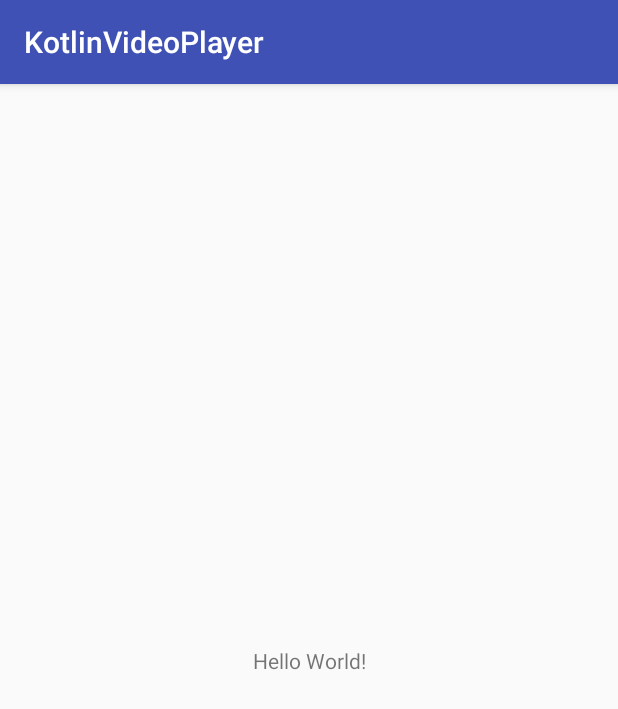
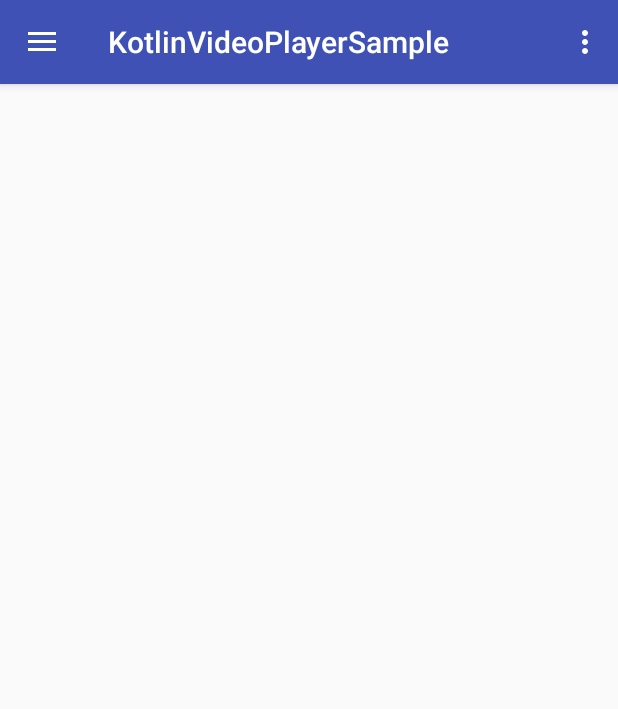
Before and after one commit to superbderrick/FileHandlings, an Android app: the screen it shows after launch (MainActivity before the commit, NavigationActivity after it), on a phone screen of 412 x 824 dp. Shown: the top 709 px of the screen. Run offline under Robolectric (Android 15) with nearby library versions, the phone set to English and light mode, and no system bars.

Commit message:
feat: Add Navigation Drawer

```diff
--- a/app/build.gradle
+++ b/app/build.gradle
@@ -24,9 +24,10 @@
 
 dependencies {
     implementation fileTree(dir: 'libs', include: ['*.jar'])
-    implementation"org.jetbrains.kotlin:kotlin-stdlib-jre7:$kotlin_version"
+    implementation "org.jetbrains.kotlin:kotlin-stdlib-jre7:$kotlin_version"
     implementation 'com.android.support:appcompat-v7:26.1.0'
     implementation 'com.android.support.constraint:constraint-layout:1.1.0'
+    implementation 'com.android.support:design:26.1.0'
     testImplementation 'junit:junit:4.12'
     androidTestImplementation 'com.android.support.test:runner:1.0.2'
     androidTestImplementation 'com.android.support.test.espresso:espresso-core:3.0.2'
--- /dev/null
+++ b/app/src/main/java/io/github/superbderrick/kotlinvideoplayer/NavigationActivity.kt
@@ -0,0 +1,66 @@
+package io.github.superbderrick.kotlinvideoplayer
+
+import android.os.Bundle
+import android.support.design.widget.NavigationView
+import android.support.v4.view.GravityCompat
+import android.support.v7.app.ActionBarDrawerToggle
+import android.support.v7.app.AppCompatActivity
+import android.view.Menu
+import android.view.MenuItem
+import kotlinx.android.synthetic.main.activity_navigation.*
+import kotlinx.android.synthetic.main.app_bar_navigation.*
+
+class NavigationActivity : AppCompatActivity(), NavigationView.OnNavigationItemSelectedListener {
+
+    override fun onCreate(savedInstanceState: Bundle?) {
+        super.onCreate(savedInstanceState)
+        setContentView(R.layout.activity_navigation)
+        setSupportActionBar(toolbar)
+
+        val toggle = ActionBarDrawerToggle(
+                this, drawer_layout, toolbar, R.string.navigation_drawer_open, R.string.navigation_drawer_close)
+        drawer_layout.addDrawerListener(toggle)
+        toggle.syncState()
+
+        nav_view.setNavigationItemSelectedListener(this)
+    }
+
+    override fun onBackPressed() {
+        if (drawer_layout.isDrawerOpen(GravityCompat.START)) {
+            drawer_layout.closeDrawer(GravityCompat.START)
+        } else {
+            super.onBackPressed()
+        }
+    }
+
+    override fun onCreateOptionsMenu(menu: Menu): Boolean {
+        // Inflate the menu; this adds items to the action bar if it is present.
+        menuInflater.inflate(R.menu.navigation, menu)
+        return true
+    }
+
+    override fun onOptionsItemSelected(item: MenuItem): Boolean {
+        // Handle action bar item clicks here. The action bar will
+        // automatically handle clicks on the Home/Up button, so long
+        // as you specify a parent activity in AndroidManifest.xml.
+        when (item.itemId) {
+            R.id.action_settings -> return true
+            else -> return super.onOptionsItemSelected(item)
+        }
+    }
+
+    override fun onNavigationItemSelected(item: MenuItem): Boolean {
+        // Handle navigation view item clicks here.
+        when (item.itemId) {
+            R.id.defaultMediaPlayer -> {
+                // Handle the camera action
+            }
+            R.id.exoPlayer -> {
+
+            }
+        }
+
+        drawer_layout.closeDrawer(GravityCompat.START)
+        return true
+    }
+}
--- /dev/null
+++ b/app/src/main/res/drawable/ic_local_movies_black_24dp.xml
@@ -0,0 +1,9 @@
+<vector xmlns:android="http://schemas.android.com/apk/res/android"
+        android:width="24dp"
+        android:height="24dp"
+        android:viewportWidth="24.0"
+        android:viewportHeight="24.0">
+    <path
+        android:fillColor="#FF000000"
+        android:pathData="M18,3v2h-2L16,3L8,3v2L6,5L6,3L4,3v18h2v-2h2v2h8v-2h2v2h2L20,3h-2zM8,17L6,17v-2h2v2zM8,13L6,13v-2h2v2zM8,9L6,9L6,7h2v2zM18,17h-2v-2h2v2zM18,13h-2v-2h2v2zM18,9h-2L16,7h2v2z"/>
+</vector>
--- /dev/null
+++ b/app/src/main/res/layout/activity_navigation.xml
@@ -0,0 +1,24 @@
+<?xml version="1.0" encoding="utf-8"?>
+<android.support.v4.widget.DrawerLayout xmlns:android="http://schemas.android.com/apk/res/android"
+    xmlns:app="http://schemas.android.com/apk/res-auto"
+    xmlns:tools="http://schemas.android.com/tools"
+    android:id="@+id/drawer_layout"
+    android:layout_width="match_parent"
+    android:layout_height="match_parent"
+    android:fitsSystemWindows="true"
+    tools:openDrawer="start">
+
+    <include
+        layout="@layout/app_bar_navigation"
+        android:layout_width="match_parent"
+        android:layout_height="match_parent" />
+
+    <android.support.design.widget.NavigationView
+        android:id="@+id/nav_view"
+        android:layout_width="wrap_content"
+        android:layout_height="match_parent"
+        android:layout_gravity="start"
+        android:fitsSystemWindows="true"
+        app:menu="@menu/activity_navigation_drawer" />
+
+</android.support.v4.widget.DrawerLayout>
--- /dev/null
+++ b/app/src/main/res/layout/app_bar_navigation.xml
@@ -0,0 +1,25 @@
+<?xml version="1.0" encoding="utf-8"?>
+<android.support.design.widget.CoordinatorLayout xmlns:android="http://schemas.android.com/apk/res/android"
+    xmlns:app="http://schemas.android.com/apk/res-auto"
+    xmlns:tools="http://schemas.android.com/tools"
+    android:layout_width="match_parent"
+    android:layout_height="match_parent"
+    tools:context=".NavigationActivity">
+
+    <android.support.design.widget.AppBarLayout
+        android:layout_width="match_parent"
+        android:layout_height="wrap_content"
+        android:theme="@style/AppTheme.AppBarOverlay">
+
+        <android.support.v7.widget.Toolbar
+            android:id="@+id/toolbar"
+            android:layout_width="match_parent"
+            android:layout_height="?attr/actionBarSize"
+            android:background="?attr/colorPrimary"
+            app:popupTheme="@style/AppTheme.PopupOverlay" />
+
+    </android.support.design.widget.AppBarLayout>
+
+    <include layout="@layout/content_navigation" />
+
+</android.support.design.widget.CoordinatorLayout>
--- /dev/null
+++ b/app/src/main/res/layout/content_navigation.xml
@@ -0,0 +1,11 @@
+<?xml version="1.0" encoding="utf-8"?>
+<android.support.constraint.ConstraintLayout xmlns:android="http://schemas.android.com/apk/res/android"
+    xmlns:app="http://schemas.android.com/apk/res-auto"
+    xmlns:tools="http://schemas.android.com/tools"
+    android:layout_width="match_parent"
+    android:layout_height="match_parent"
+    app:layout_behavior="@string/appbar_scrolling_view_behavior"
+    tools:context=".NavigationActivity"
+    tools:showIn="@layout/app_bar_navigation">
+
+</android.support.constraint.ConstraintLayout>
--- /dev/null
+++ b/app/src/main/res/menu/activity_navigation_drawer.xml
@@ -0,0 +1,19 @@
+<?xml version="1.0" encoding="utf-8"?>
+<menu xmlns:android="http://schemas.android.com/apk/res/android"
+    xmlns:tools="http://schemas.android.com/tools"
+    tools:showIn="navigation_view">
+
+    <item android:title="VideoPlayer">
+        <menu>
+            <item
+                android:id="@+id/defaultMediaPlayer"
+                android:icon="@drawable/ic_local_movies_black_24dp"
+                android:title="Android MediaPlayer" />
+            <item
+                android:id="@+id/exoPlayer"
+                android:icon="@drawable/ic_local_movies_black_24dp"
+                android:title="ExoPlayer" />
+        </menu>
+    </item>
+
+</menu>
--- /dev/null
+++ b/app/src/main/res/menu/navigation.xml
@@ -0,0 +1,9 @@
+<?xml version="1.0" encoding="utf-8"?>
+<menu xmlns:android="http://schemas.android.com/apk/res/android"
+    xmlns:app="http://schemas.android.com/apk/res-auto">
+    <item
+        android:id="@+id/action_settings"
+        android:orderInCategory="100"
+        android:title="@string/action_settings"
+        app:showAsAction="never" />
+</menu>
--- /dev/null
+++ b/app/src/main/res/values-v21/styles.xml
@@ -0,0 +1,8 @@
+<resources>
+
+    <style name="AppTheme.NoActionBar">
+        <item name="windowActionBar">false</item>
+        <item name="windowNoTitle">true</item>
+        <item name="android:statusBarColor">@android:color/transparent</item>
+    </style>
+</resources>
--- a/app/src/main/res/values/strings.xml
+++ b/app/src/main/res/values/strings.xml
@@ -1,3 +1,10 @@
 <resources>
     <string name="app_name">KotlinVideoPlayer</string>
+    <string name="title_activity_navigation">KotlinVideoPlayerSample</string>
+    <string name="navigation_drawer_open">Open navigation drawer</string>
+    <string name="navigation_drawer_close">Close navigation drawer</string>
+    <string name="nav_header_title">Android Studio</string>
+    <string name="nav_header_subtitle">android.studio@android.com</string>
+    <string name="nav_header_desc">Navigation header</string>
+    <string name="action_settings">Settings</string>
 </resources>
--- a/app/src/main/res/values/styles.xml
+++ b/app/src/main/res/values/styles.xml
@@ -8,4 +8,13 @@
         <item name="colorAccent">@color/colorAccent</item>
     </style>
 
+    <style name="AppTheme.NoActionBar">
+        <item name="windowActionBar">false</item>
+        <item name="windowNoTitle">true</item>
+    </style>
+
+    <style name="AppTheme.AppBarOverlay" parent="ThemeOverlay.AppCompat.Dark.ActionBar" />
+
+    <style name="AppTheme.PopupOverlay" parent="ThemeOverlay.AppCompat.Light" />
+
 </resources>
```
Also changed, not shown: app/src/main/AndroidManifest.xml (+6 -1 lines), app/src/main/res/drawable/ic_menu_camera.xml (added, +12 -0 lines), app/src/main/res/drawable/ic_menu_gallery.xml (added, +9 -0 lines), app/src/main/res/drawable/ic_menu_manage.xml (added, +9 -0 lines), app/src/main/res/drawable/ic_menu_send.xml (added, +9 -0 lines), app/src/main/res/drawable/ic_menu_share.xml (added, +9 -0 lines), app/src/main/res/drawable/ic_menu_slideshow.xml (added, +9 -0 lines), app/src/main/res/drawable/side_nav_bar.xml (added, +9 -0 lines), app/src/main/res/values/dimens.xml (added, +8 -0 lines).
